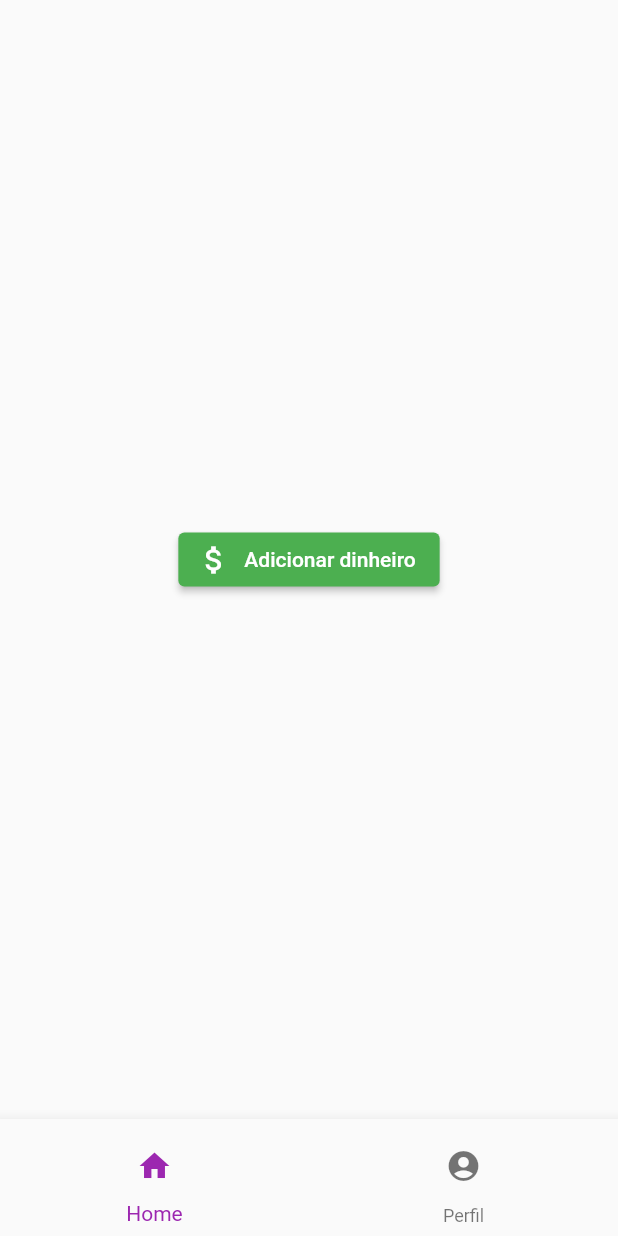
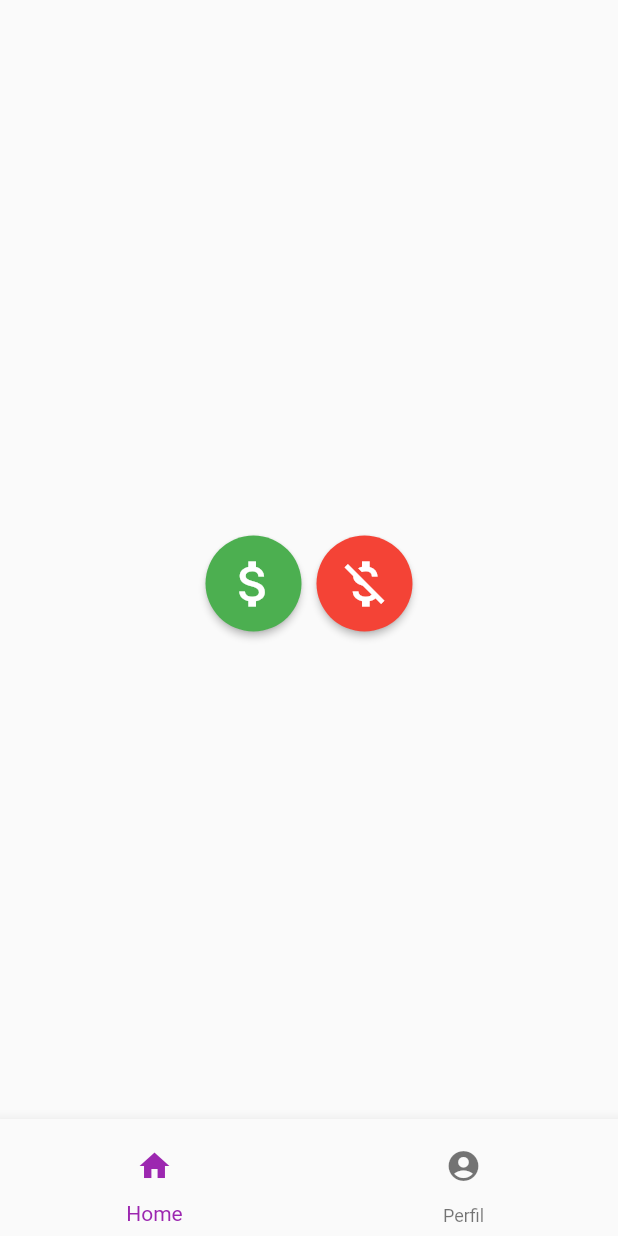
Before and after one commit to devSamuel29/desenvolvimento-mobile, a Flutter app: the HomePage screen opened by its route, on a phone screen of 412 x 824 dp. Run offline on Flutter 3.47's test engine with Material 2 defaults, Android fonts, the phone set to English and light mode, and no system bars; our stand-ins replace firebase_auth, firebase_core, fl_chart, google_sign_in, unicons; accounts and stored records are empty.

Commit message:
home page bl

```diff
--- a/lib/app/home_page.dart
+++ b/lib/app/home_page.dart
@@ -1,6 +1,7 @@
 import 'package:bugetbuddy/services/google_sign_in.dart';
 import 'package:flutter/material.dart';
 import 'package:provider/provider.dart';
+import 'package:fl_chart/fl_chart.dart';
 
 import '../routes.dart';
 import '../services/auth_service.dart';
@@ -14,6 +15,8 @@ class HomePage extends StatefulWidget {
 
 class _HomePageState extends State<HomePage> {
   int _selectedIndex = 0;
+  TextEditingController _addCashController = TextEditingController();
+  TextEditingController _addExpenseController = TextEditingController();
 
   logout() async {
     try {
@@ -82,32 +85,119 @@ class _HomePageState extends State<HomePage> {
   }
 
   Widget addCash() {
-    return ElevatedButton.icon(
-      onPressed: () {      },
+    return ElevatedButton(
       style: ElevatedButton.styleFrom(
+        shape: CircleBorder(),
         backgroundColor: Colors.green,
+        padding: EdgeInsets.all(12),
       ),
-      icon: Icon(
+      onPressed: onPressedAddCash,
+      child: Icon(
         Icons.attach_money,
         color: Colors.white,
-      ),
-      label: Text(
-        'Adicionar dinheiro',
-        style: TextStyle(
-          color: Colors.white,
-        ),
+        size: 40,
       ),
     );
   }
 
-  // Widget addExpense() {}
+  onPressedAddCash() {
+    showDialog(
+      context: context,
+      builder: (context) => AlertDialog(
+        title: Text('Adicionar dinheiro'),
+        content: TextField(
+          controller: _addCashController,
+          keyboardType: TextInputType.number,
+          decoration: InputDecoration(
+            labelText: 'Valor',
+          ),
+        ),
+        actions: [
+          TextButton(
+            onPressed: () {
+              Navigator.of(context).pop();
+            },
+            child: Text('Cancelar'),
+          ),
+          ElevatedButton(
+            onPressed: () {
+              Navigator.of(context).pop();
+            },
+            child: Text('Adicionar'),
+          ),
+        ],
+      ),
+    );
+  }
+
+  Widget addExpense() {
+    return ElevatedButton(
+      style: ElevatedButton.styleFrom(
+        shape: CircleBorder(),
+        backgroundColor: Colors.red,
+        padding: EdgeInsets.all(12),
+      ),
+      onPressed: onPressedAddExpense,
+      child: Icon(
+        Icons.money_off,
+        color: Colors.white,
+        size: 40,
+      ),
+    );
+  }
+
+  onPressedAddExpense() {
+    showDialog(
+      context: context,
+      builder: (context) => AlertDialog(
+        title: Text('Adicionar despesa'),
+        content: TextField(
+          controller: _addExpenseController,
+          keyboardType: TextInputType.number,
+          decoration: InputDecoration(
+            labelText: 'Valor',
+          ),
+        ),
+        actions: [
+          TextButton(
+            onPressed: () {
+              Navigator.of(context).pop();
+            },
+            child: Text('Cancelar'),
+          ),
+          ElevatedButton(
+            onPressed: () {
+              Navigator.of(context).pop();
+            },
+            child: Text('Adicionar'),
+          ),
+        ],
+      ),
+    );
+  }
 
   @override
   Widget build(BuildContext context) {
     Widget? bodyWidget;
 
     if (_selectedIndex == 0) {
-      bodyWidget = addCash();
+      bodyWidget = Column(
+        mainAxisAlignment: MainAxisAlignment.center,
+        children: [
+          Text('${_addCashController.text}'),
+          Text('${_addExpenseController.text}'),
+          Row(
+            mainAxisAlignment: MainAxisAlignment.center,
+            children: [
+              addCash(),
+              SizedBox(
+                width: 10,
+              ),
+              addExpense(),
+            ],
+          ),
+        ],
+      );
     } else if (_selectedIndex == 1) {
       bodyWidget = Column(
         mainAxisAlignment: MainAxisAlignment.center,
```
Also changed, not shown: lib/services/google_sign_in.dart (line endings or trailing spaces).
